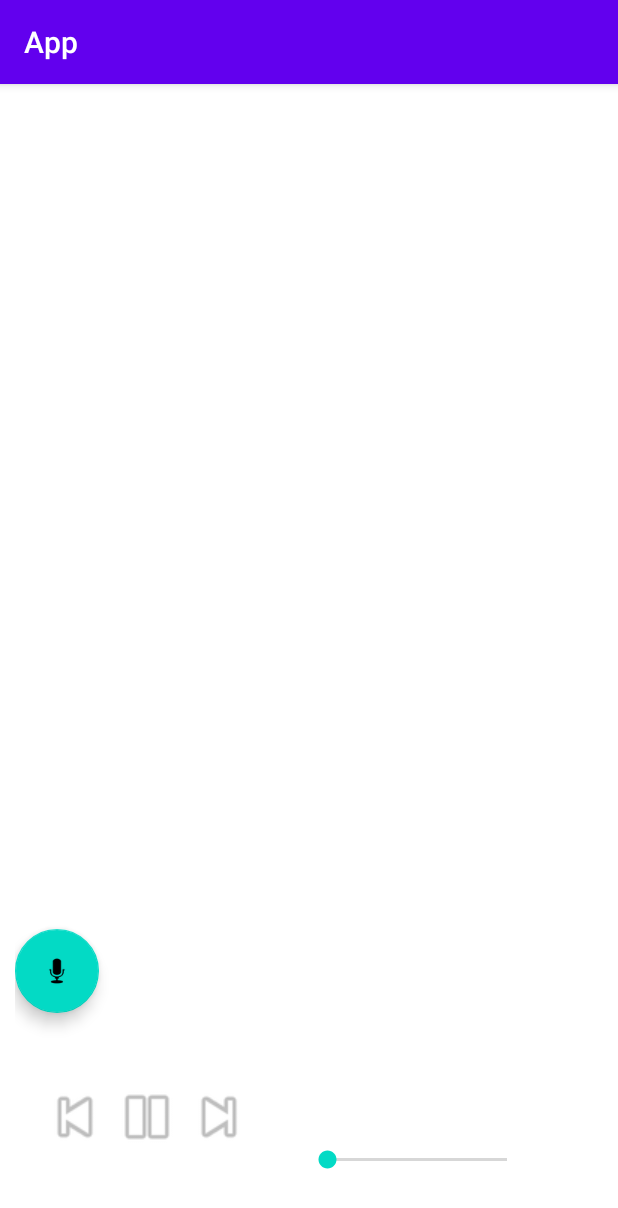
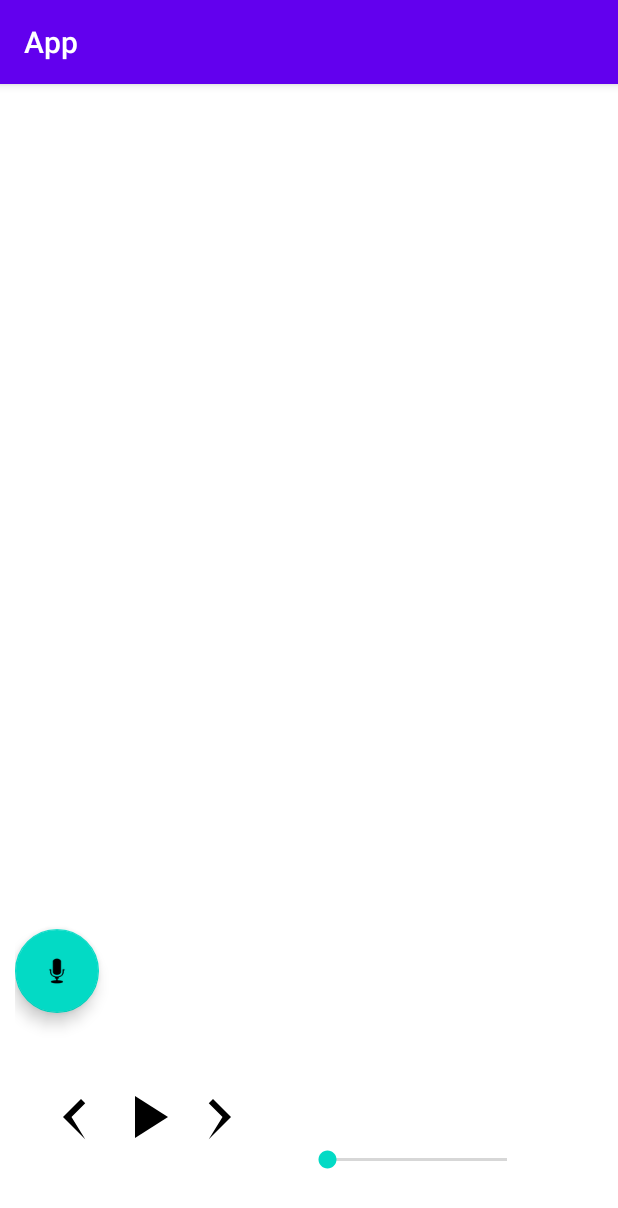
Before and after one commit to SpeechStreaming/App, an Android app: the screen it shows after launch (MainActivity), on a phone screen of 412 x 824 dp. Shown: the top 1208 px of the screen. Run offline under Robolectric (Android 15) with nearby library versions, the phone set to English and light mode, and no system bars; libraries missing offline, so code that uses them is left out: com.zeroc; 5 statements that could not run were skipped.

Commit message:
Some Changes idk

```diff
--- a/app/src/main/java/com/example/app/MainActivity.java
+++ b/app/src/main/java/com/example/app/MainActivity.java
@@ -1,5 +1,6 @@
 package com.example.app;
 
+import android.app.ProgressDialog;
 import android.content.Intent;
 import android.media.MediaPlayer;
 import android.os.AsyncTask;
@@ -48,6 +49,9 @@ public class MainActivity extends AppCompatActivity implements SongAdapter.OnTit
 
     private SpeechRecognizer speechRecognizer;
 
+    private ProgressDialog progressDialog;
+    boolean isPlaying = false;
+
 
     @Override
     protected void onCreate(Bundle savedInstanceState) {
@@ -61,6 +65,11 @@ public class MainActivity extends AppCompatActivity implements SongAdapter.OnTit
         buttonNext = this.findViewById(R.id.buttonNext);
         buttonPlay = this.findViewById(R.id.buttonPlay);
         buttonMircro = this.findViewById(R.id.buttonMircro);
+
+        progressDialog = new ProgressDialog(MainActivity.this);
+        progressDialog.setMessage("Parlez maintenant...");
+        progressDialog.setCancelable(false); // Empêcher l'utilisateur de fermer la boîte de dialogue
+
 
         buttonPrevious.setOnClickListener(v -> {
             if (lastPlayed > 0) {
@@ -77,11 +86,14 @@ public class MainActivity extends AppCompatActivity implements SongAdapter.OnTit
         });
 
         buttonPlay.setOnClickListener(v -> {
+            isPlaying = !isPlaying;
+            changePausePlayButton();
             musicManager.pauseMusic();
         });
 
         buttonMircro.setOnClickListener(v -> {
             if (speechRecognizer != null) {
+                progressDialog.show();
                 // Créez un Intent pour la reconnaissance vocale
                 Intent intent = new Intent(RecognizerIntent.ACTION_RECOGNIZE_SPEECH);
                 intent.putExtra(RecognizerIntent.EXTRA_LANGUAGE_MODEL, RecognizerIntent.LANGUAGE_MODEL_FREE_FORM);
@@ -147,6 +159,10 @@ public class MainActivity extends AppCompatActivity implements SongAdapter.OnTit
 
             @Override
             public void onResults(Bundle results) {
+                if (progressDialog != null && progressDialog.isShowing()) {
+                    progressDialog.dismiss();
+                }
+
                 // Résultats de la reconnaissance vocale
                 ArrayList<String> matches = results.getStringArrayList(SpeechRecognizer.RESULTS_RECOGNITION);
                 if (matches!= null &&!matches.isEmpty()) {
@@ -232,6 +248,8 @@ public class MainActivity extends AppCompatActivity implements SongAdapter.OnTit
                 }
             }
             if (action.equals("pause")) {
+                isPlaying = !isPlaying;
+                changePausePlayButton();
                 musicManager.pauseMusic();
             }
         }
@@ -240,6 +258,8 @@ public class MainActivity extends AppCompatActivity implements SongAdapter.OnTit
 
     @Override
     public void onTitleClick(int position) {
+        isPlaying = true;
+        changePausePlayButton();
         Song song = adapter.getItem(position);
         textSongTitle.setText(song.getTitle());
         textSongArtist.setText(song.getArtist());
@@ -272,4 +292,12 @@ public class MainActivity extends AppCompatActivity implements SongAdapter.OnTit
         }
         mediaPlayer.release();
     }
+
+    public void changePausePlayButton() {
+        if (isPlaying) {
+            buttonPlay.setImageResource(R.drawable.ic_pause);
+        } else {
+            buttonPlay.setImageResource(R.drawable.ic_play);
+        }
+    }
 }
--- /dev/null
+++ b/app/src/main/res/drawable/ic_next.xml
@@ -0,0 +1,9 @@
+<vector xmlns:android="http://schemas.android.com/apk/res/android"
+    android:width="24dp"
+    android:height="24dp"
+    android:viewportWidth="24"
+    android:viewportHeight="24">
+    <path
+        android:fillColor="#FF000000"
+        android:pathData="M8.59,7.41L10,6l6,6 -6,6 -1.41,1.41L13.17,12z" />
+</vector>
--- /dev/null
+++ b/app/src/main/res/drawable/ic_pause.xml
@@ -0,0 +1,10 @@
+<?xml version="1.0" encoding="utf-8"?>
+<vector xmlns:android="http://schemas.android.com/apk/res/android"
+    android:width="24dp"
+    android:height="24dp"
+    android:viewportWidth="24.0"
+    android:viewportHeight="24.0">
+    <path
+        android:fillColor="#FF000000"
+        android:pathData="M6,19h4V5H6v14zm8-14v14h4V5h-4z"/>
+</vector>
--- /dev/null
+++ b/app/src/main/res/drawable/ic_play.xml
@@ -0,0 +1,10 @@
+<?xml version="1.0" encoding="utf-8"?>
+<vector xmlns:android="http://schemas.android.com/apk/res/android"
+    android:width="24dp"
+    android:height="24dp"
+    android:viewportWidth="24.0"
+    android:viewportHeight="24.0">
+    <path
+        android:fillColor="#FF000000"
+        android:pathData="M8 5v14l11-7z"/>
+</vector>
--- /dev/null
+++ b/app/src/main/res/drawable/ic_previous.xml
@@ -0,0 +1,9 @@
+<vector xmlns:android="http://schemas.android.com/apk/res/android"
+    android:width="24dp"
+    android:height="24dp"
+    android:viewportWidth="24"
+    android:viewportHeight="24">
+    <path
+        android:fillColor="#FF000000"
+        android:pathData="M15.41,7.41L14,6l-6,6 6,6 1.41,1.41L10.83,12z" />
+</vector>
--- /dev/null
+++ b/app/src/main/res/drawable/play_pause_button.xml
@@ -0,0 +1,5 @@
+<!-- res/drawable/play_pause_button.xml -->
+<selector xmlns:android="http://schemas.android.com/apk/res/android">
+    <item android:drawable="@drawable/ic_play" android:state_enabled="true" android:state_checked="true"/>
+    <item android:drawable="@drawable/ic_pause" android:state_enabled="true"/>
+</selector>
--- /dev/null
+++ b/app/src/main/res/drawable/transparent.xml
@@ -0,0 +1,2 @@
+<!-- res/color/transparent.xml -->
+<color xmlns:android="http://schemas.android.com/apk/res/android" android:color="@android:color/transparent"/>
--- a/app/src/main/res/layout/activity_main.xml
+++ b/app/src/main/res/layout/activity_main.xml
@@ -32,19 +32,25 @@
             android:id="@+id/buttonPrevious"
             android:layout_width="48dp"
             android:layout_height="48dp"
-            android:background="@android:drawable/ic_media_previous" />
+            app:srcCompat="@drawable/ic_previous"
+            android:background="@drawable/transparent"
+            android:scaleType="fitXY"/>
 
         <ImageButton
             android:id="@+id/buttonPlay"
             android:layout_width="48dp"
             android:layout_height="48dp"
-            android:background="@android:drawable/ic_media_pause" />
+            app:srcCompat="@drawable/ic_play"
+            android:background="@drawable/transparent"
+            android:scaleType="fitXY"/>
 
         <ImageButton
             android:id="@+id/buttonNext"
             android:layout_width="48dp"
             android:layout_height="48dp"
-            android:background="@android:drawable/ic_media_next" />
+            app:srcCompat="@drawable/ic_next"
+            android:background="@drawable/transparent"
+            android:scaleType="fitXY"/>
 
 
         <LinearLayout
```
